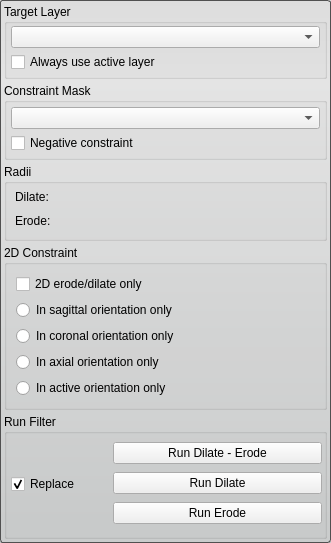
The window that Interface/ToolInterface/BinaryDilateErodeFilterInterface.ui (jessdtate/Seg3D) describes before a commit, drawn with Qt 5.
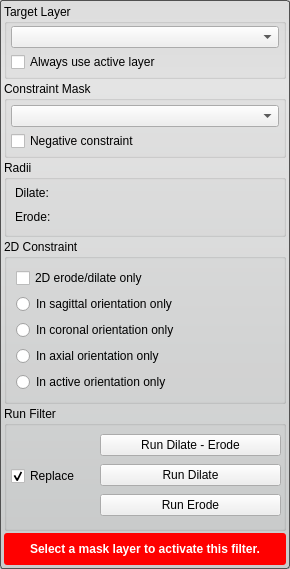
The same window after the commit. Custom widgets are drawn as their Qt base class.

Commit message: added a warning to the all the tools and filters for when the proper layer isnt selected.

Diff of the .ui file:
```diff
--- a/Interface/ToolInterface/BinaryDilateErodeFilterInterface.ui
+++ b/Interface/ToolInterface/BinaryDilateErodeFilterInterface.ui
@@ -6,8 +6,8 @@
    <rect>
     <x>0</x>
     <y>0</y>
-    <width>331</width>
-    <height>540</height>
+    <width>290</width>
+    <height>564</height>
    </rect>
   </property>
   <property name="sizePolicy">
@@ -28,7 +28,7 @@
   </property>
   <layout class="QVBoxLayout" name="verticalLayout_3">
    <property name="spacing">
-    <number>4</number>
+    <number>2</number>
    </property>
    <property name="margin">
     <number>4</number>
@@ -402,6 +402,48 @@
      </layout>
     </widget>
    </item>
+   <item>
+    <widget class="QWidget" name="message_alert_" native="true">
+     <property name="minimumSize">
+      <size>
+       <width>0</width>
+       <height>32</height>
+      </size>
+     </property>
+     <property name="styleSheet">
+      <string notr="true">QLabel#message_{
+	color: white;
+	font: bold;
+}
+
+QWidget#message_alert_{
+	border-radius: 3px;
+	background-color: red;
+}</string>
+     </property>
+     <layout class="QHBoxLayout" name="horizontalLayout_5">
+      <property name="spacing">
+       <number>0</number>
+      </property>
+      <property name="margin">
+       <number>4</number>
+      </property>
+      <item>
+       <widget class="QLabel" name="message_">
+        <property name="text">
+         <string>Select a mask layer to activate this filter.</string>
+        </property>
+        <property name="alignment">
+         <set>Qt::AlignCenter</set>
+        </property>
+        <property name="wordWrap">
+         <bool>true</bool>
+        </property>
+       </widget>
+      </item>
+     </layout>
+    </widget>
+   </item>
   </layout>
  </widget>
  <customwidgets>
```
The commit also changes 67 other files.
